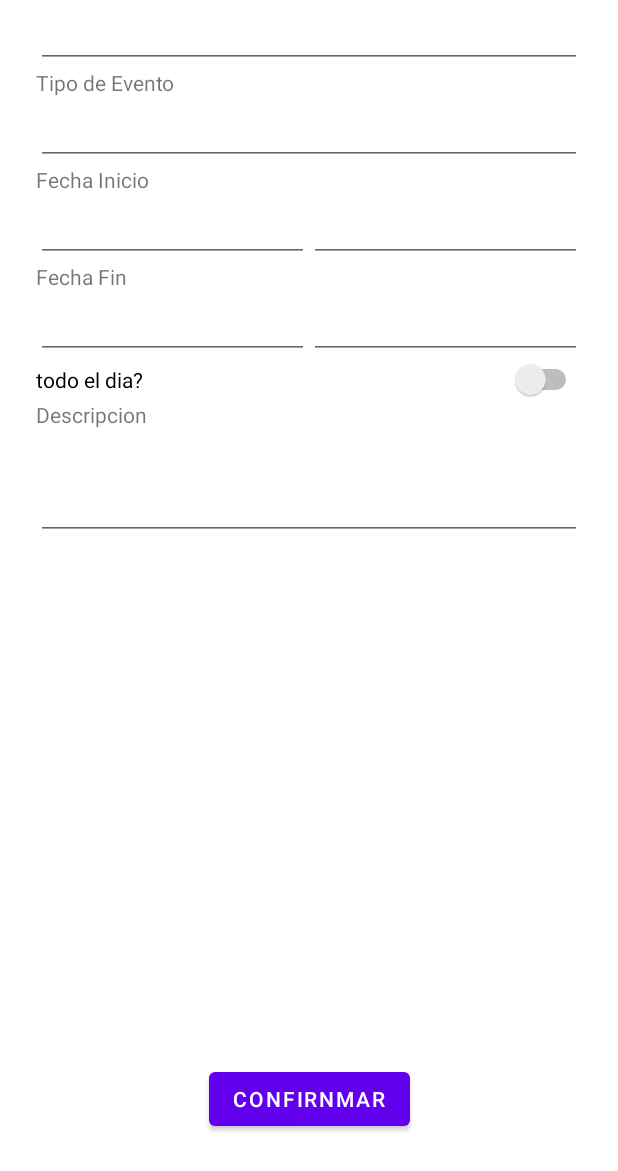
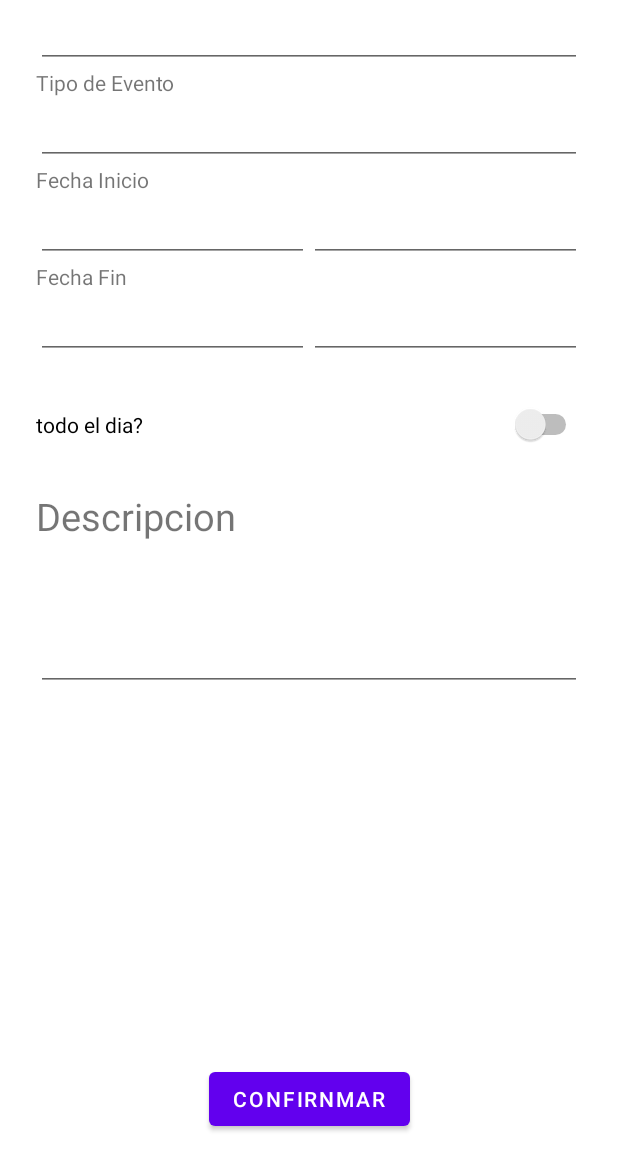
Before and after one commit to nikacer/Kotlin_entrega_3, an Android app: the layout fragment_second.xml on its own in the app's theme, with its tools: preview values and no code run, on a phone screen of 412 x 824 dp, the part 65-1236 px from its top. Run offline under Robolectric (Android 15) with nearby library versions, the phone set to English and light mode, and no system bars.

```diff
--- a/app/src/main/res/layout/fragment_second.xml
+++ b/app/src/main/res/layout/fragment_second.xml
@@ -140,12 +140,16 @@
             android:text="todo el dia?"
             android:clickable="false"
             android:visibility="visible"
+            android:layout_marginTop="30dp"
+            android:layout_marginBottom="30dp"
             tools:visibility="visible" />
 
         <TextView
             android:id="@+id/descriptionTitle"
             android:layout_width="match_parent"
             android:layout_height="wrap_content"
+            android:layout_marginBottom="25dp"
+            android:textSize="25sp"
             android:text="Descripcion" />
 
         <EditText
```
Also changed, not shown: app/src/main/java/com/ivan_jefferson/entrega_3/FirstFragment.kt (+22 -3 lines), app/src/main/java/com/ivan_jefferson/entrega_3/SecondFragment.kt (+5 -5 lines).
